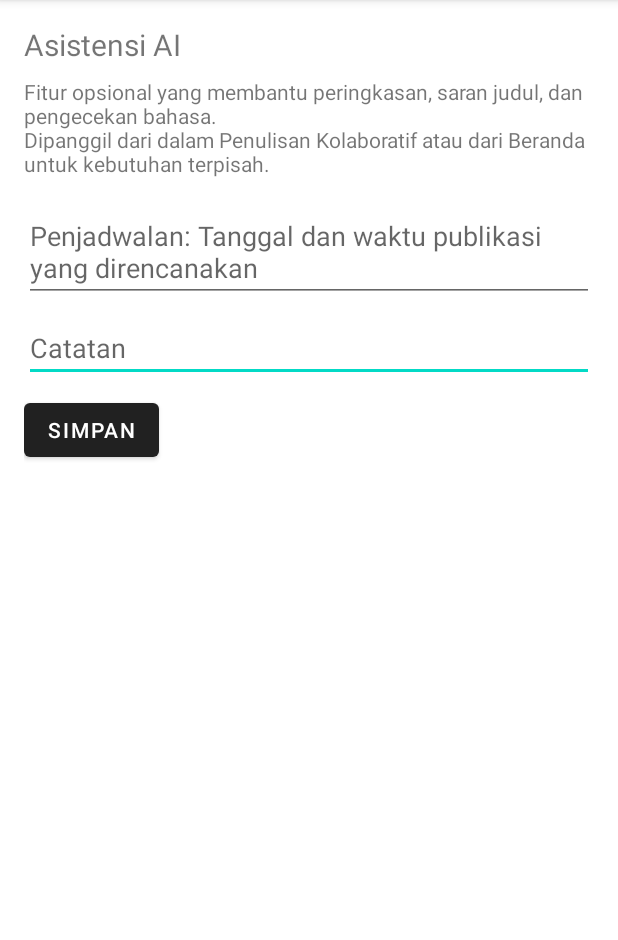
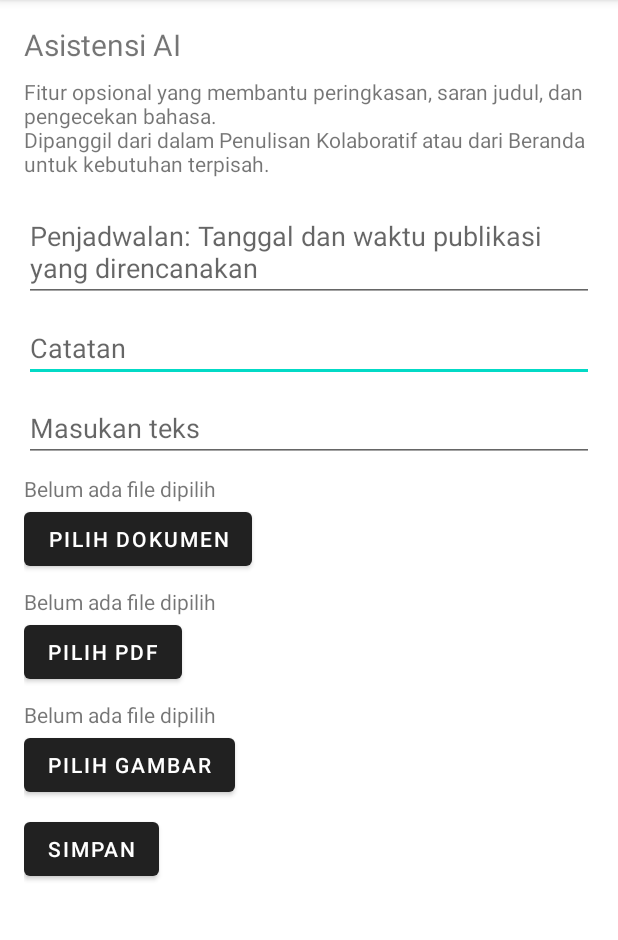
Before and after one commit to cicero78M/PenmasNews, an Android app: the AIHelperActivity screen opened directly, with no data from a screen before it, after a tap on "SIMPAN", on a phone screen of 412 x 824 dp, the part 84-1024 px from its top. Run offline under Robolectric (Android 15) with nearby library versions, the phone set to English and light mode, and no system bars.

Commit message:
Add file inputs on AI assistance page

```diff
--- a/app/src/main/java/com/example/penmasnews/ui/AIHelperActivity.kt
+++ b/app/src/main/java/com/example/penmasnews/ui/AIHelperActivity.kt
@@ -1,35 +1,58 @@
 package com.example.penmasnews.ui
 
 import android.app.DatePickerDialog
+import android.app.Activity
+import android.content.Intent
 import android.os.Bundle
 import android.widget.Button
 import android.widget.EditText
+import android.widget.TextView
 import androidx.appcompat.app.AppCompatActivity
 import com.example.penmasnews.R
 import java.util.Calendar
 
 class AIHelperActivity : AppCompatActivity() {
+    private val pickDoc = 100
+    private val pickPdf = 101
+    private val pickImage = 102
     override fun onCreate(savedInstanceState: Bundle?) {
         super.onCreate(savedInstanceState)
         setContentView(R.layout.activity_ai_helper)
 
         val dateEdit = findViewById<EditText>(R.id.editDate)
         val notesEdit = findViewById<EditText>(R.id.editNotes)
+        val inputEdit = findViewById<EditText>(R.id.editInputText)
+        val docText = findViewById<TextView>(R.id.textDoc)
+        val pdfText = findViewById<TextView>(R.id.textPdf)
+        val imageText = findViewById<TextView>(R.id.textImage)
+        val docButton = findViewById<Button>(R.id.buttonChooseDoc)
+        val pdfButton = findViewById<Button>(R.id.buttonChoosePdf)
+        val imageButton = findViewById<Button>(R.id.buttonChooseImage)
         val saveButton = findViewById<Button>(R.id.buttonSave)
 
         val prefs = getSharedPreferences(javaClass.simpleName, MODE_PRIVATE)
 
         dateEdit.setText(prefs.getString("date", ""))
         notesEdit.setText(prefs.getString("notes", ""))
+        inputEdit.setText(prefs.getString("input", ""))
+        docText.text = prefs.getString("doc", getString(R.string.label_no_file))
+        pdfText.text = prefs.getString("pdf", getString(R.string.label_no_file))
+        imageText.text = prefs.getString("image", getString(R.string.label_no_file))
 
-        dateEdit.setOnClickListener {
-            showDatePicker(dateEdit)
-        }
+        dateEdit.setOnClickListener { showDatePicker(dateEdit) }
+
+        docButton.setOnClickListener { pickFile("application/msword", pickDoc) }
+        pdfButton.setOnClickListener { pickFile("application/pdf", pickPdf) }
+        imageButton.setOnClickListener { pickFile("image/*", pickImage) }
 
         saveButton.setOnClickListener {
             prefs.edit()
                 .putString("date", dateEdit.text.toString())
                 .putString("notes", notesEdit.text.toString())
+                .putString("input", inputEdit.text.toString())
+                .putString("doc", docText.text.toString())
+                .putString("pdf", pdfText.text.toString())
+                .putString("image", imageText.text.toString())
                 .apply()
         }
     }
@@ -47,4 +70,21 @@ class AIHelperActivity : AppCompatActivity() {
             cal.get(Calendar.DAY_OF_MONTH)
         ).show()
     }
+
+    private fun pickFile(type: String, request: Int) {
+        val intent = Intent(Intent.ACTION_GET_CONTENT).apply { this.type = type }
+        startActivityForResult(intent, request)
+    }
+
+    override fun onActivityResult(requestCode: Int, resultCode: Int, data: Intent?) {
+        super.onActivityResult(requestCode, resultCode, data)
+        if (resultCode != Activity.RESULT_OK) return
+        val uri = data?.data ?: return
+        val name = uri.lastPathSegment ?: uri.toString()
+        when (requestCode) {
+            pickDoc -> findViewById<TextView>(R.id.textDoc).text = name
+            pickPdf -> findViewById<TextView>(R.id.textPdf).text = name
+            pickImage -> findViewById<TextView>(R.id.textImage).text = name
+        }
+    }
 }
--- a/app/src/main/res/layout/activity_ai_helper.xml
+++ b/app/src/main/res/layout/activity_ai_helper.xml
@@ -37,6 +37,52 @@
             android:hint="@string/hint_notes"
             android:layout_marginTop="8dp" />
 
+        <EditText
+            android:id="@+id/editInputText"
+            android:layout_width="match_parent"
+            android:layout_height="wrap_content"
+            android:hint="@string/hint_input_text"
+            android:layout_marginTop="8dp" />
+
+        <TextView
+            android:id="@+id/textDoc"
+            android:layout_width="match_parent"
+            android:layout_height="wrap_content"
+            android:text="@string/label_no_file"
+            android:layout_marginTop="8dp" />
+
+        <Button
+            android:id="@+id/buttonChooseDoc"
+            android:layout_width="wrap_content"
+            android:layout_height="wrap_content"
+            android:text="@string/button_choose_doc" />
+
+        <TextView
+            android:id="@+id/textPdf"
+            android:layout_width="match_parent"
+            android:layout_height="wrap_content"
+            android:text="@string/label_no_file"
+            android:layout_marginTop="8dp" />
+
+        <Button
+            android:id="@+id/buttonChoosePdf"
+            android:layout_width="wrap_content"
+            android:layout_height="wrap_content"
+            android:text="@string/button_choose_pdf" />
+
+        <TextView
+            android:id="@+id/textImage"
+            android:layout_width="match_parent"
+            android:layout_height="wrap_content"
+            android:text="@string/label_no_file"
+            android:layout_marginTop="8dp" />
+
+        <Button
+            android:id="@+id/buttonChooseImage"
+            android:layout_width="wrap_content"
+            android:layout_height="wrap_content"
+            android:text="@string/button_choose_image" />
+
         <Button
             android:id="@+id/buttonSave"
             android:layout_width="wrap_content"
--- a/app/src/main/res/values/strings.xml
+++ b/app/src/main/res/values/strings.xml
@@ -23,4 +23,9 @@
     <string name="hint_status">Status (ide, dalam penulisan, review, siap publish)</string>
     <string name="action_add">Tambah</string>
     <string name="action_save">Simpan</string>
+    <string name="hint_input_text">Masukan teks</string>
+    <string name="button_choose_doc">Pilih Dokumen</string>
+    <string name="button_choose_pdf">Pilih PDF</string>
+    <string name="button_choose_image">Pilih Gambar</string>
+    <string name="label_no_file">Belum ada file dipilih</string>
 </resources>
```
Also changed, not shown: 1 other file.
